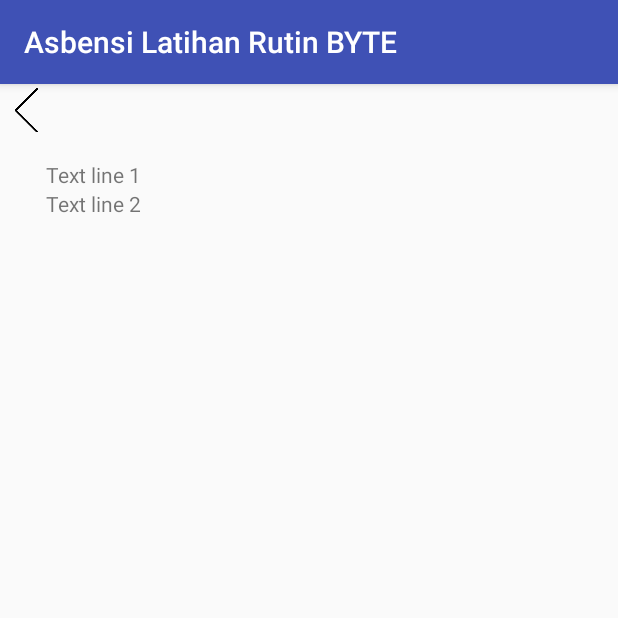
After one commit to nadyaryota/Absensi-Basket, an Android app: the History screen opened directly, with no data from a screen before it, on a phone screen of 412 x 824 dp, the top half of it. The commit adds this screen. Run offline under Robolectric (Android 15) with nearby library versions, the phone set to English and light mode, and no system bars.

Commit message:
- menambah layout history - menambah layout detail history

```diff
--- /dev/null
+++ b/absenbasket/app/src/main/java/com/example/iya/absenbasket/History.java
@@ -0,0 +1,13 @@
+package com.example.iya.absenbasket;
+
+import android.support.v7.app.AppCompatActivity;
+import android.os.Bundle;
+
+public class History extends AppCompatActivity {
+
+    @Override
+    protected void onCreate(Bundle savedInstanceState) {
+        super.onCreate(savedInstanceState);
+        setContentView(R.layout.activity_history);
+    }
+}
--- /dev/null
+++ b/absenbasket/app/src/main/res/layout/activity_history.xml
@@ -0,0 +1,50 @@
+<?xml version="1.0" encoding="utf-8"?>
+<RelativeLayout xmlns:android="http://schemas.android.com/apk/res/android"
+    xmlns:app="http://schemas.android.com/apk/res-auto"
+    xmlns:tools="http://schemas.android.com/tools"
+    android:layout_width="match_parent"
+    android:layout_height="match_parent"
+    tools:context=".History">
+
+
+    <Button
+        android:id="@+id/btn_backHistory"
+        android:layout_width="35dp"
+        android:layout_height="35dp"
+        android:background="@drawable/back"/>
+
+    <FrameLayout
+        xmlns:android="http://schemas.android.com/apk/res/android"
+        android:layout_width="match_parent"
+        android:layout_height="wrap_content"
+        android:paddingLeft="15dp"
+        android:paddingRight="15dp"
+        android:descendantFocusability="beforeDescendants"
+        android:layout_below="@+id/btn_backHistory">
+
+        <LinearLayout
+            android:orientation="vertical"
+            android:layout_width="match_parent"
+            android:layout_height="wrap_content"
+            android:paddingLeft="15dp"
+            android:paddingTop="15dp"
+            android:paddingBottom="15dp"
+            android:paddingRight="15dp"
+            android:descendantFocusability="afterDescendants">
+
+            <TextView
+                android:id="@+id/line1"
+                android:layout_width="wrap_content"
+                android:layout_height="wrap_content"
+                android:text="Text line 1"/>
+
+            <TextView
+                android:id="@+id/line2"
+                android:layout_width="wrap_content"
+                android:layout_height="wrap_content"
+                android:text="Text line 2"/>
+
+        </LinearLayout>
+    </FrameLayout>
+
+</RelativeLayout>
--- a/absenbasket/app/src/main/res/layout/activity_tambah_absen.xml
+++ b/absenbasket/app/src/main/res/layout/activity_tambah_absen.xml
@@ -41,7 +41,8 @@
                 android:id="@+id/btn_back"
                 android:layout_width="wrap_content"
                 android:layout_height="wrap_content"
-                android:text="Back" />
+                android:text="Back"
+                android:layout_marginRight="150dp"/>
         <Button
             android:id="@+id/btn_saveTambahAbsn"
             android:layout_width="wrap_content"
```
Also changed, not shown: absenbasket/app/src/main/AndroidManifest.xml (+10 -6 lines), absenbasket/app/src/main/java/com/example/iya/absenbasket/DetailHistory.java (added, +13 -0 lines), absenbasket/app/src/main/res/layout/activity_daftar_anggota.xml (+3 -4 lines), absenbasket/app/src/main/res/layout/activity_detail_history.xml (added, +34 -0 lines), absenbasket/app/src/main/res/drawable-hdpi/back.png (added), absenbasket/app/src/main/res/drawable-hdpi/next.png (added).
